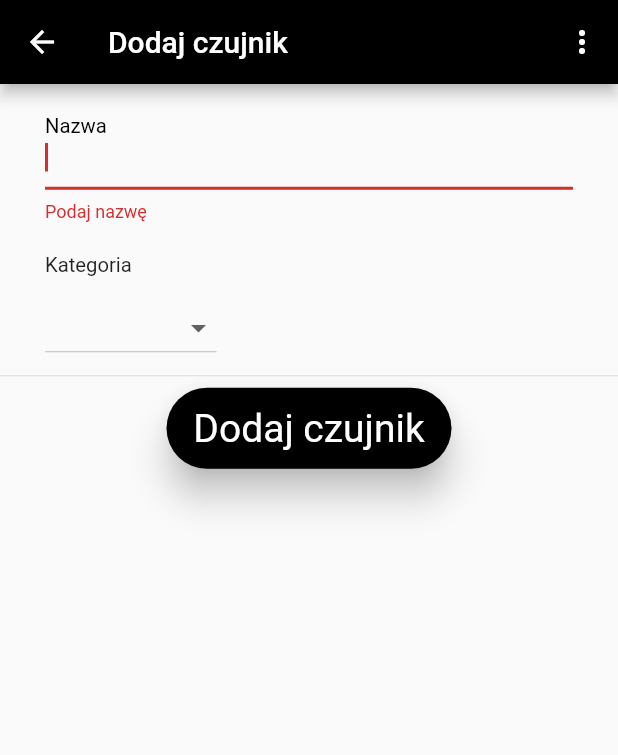
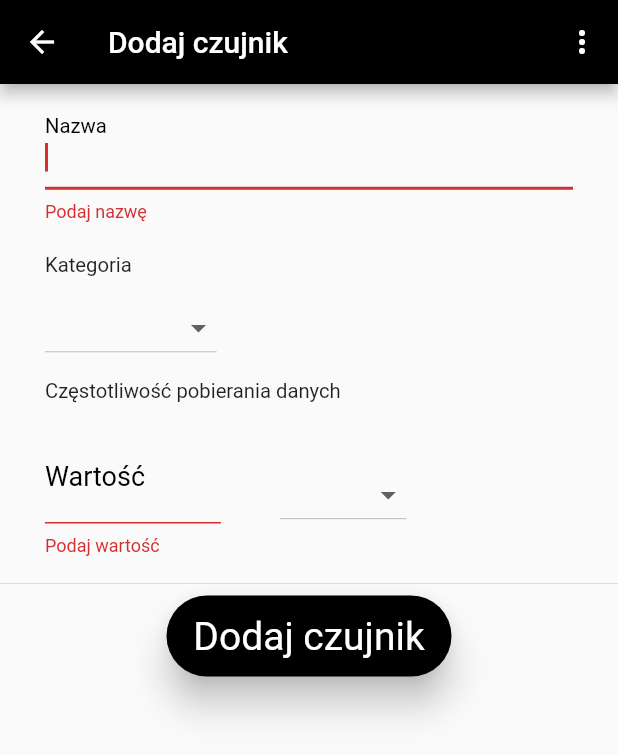
Before and after one commit to karolinaoparczyk/idom_mobile, a Flutter app: the NewSensor screen opened directly with empty values, after a tap on "Dodaj czujnik", on a phone screen of 412 x 824 dp. Shown: the top 755 px of the screen. Run offline on Flutter 3.47's test engine with Material 2 defaults, Android fonts, the phone set to English and light mode, and no system bars; our stand-ins replace flutter_secure_storage; accounts and stored records are empty; statements that could not run were skipped.

Commit message:
Frequency form field in adding a sensor IDOM-168 IDOM-169

```diff
--- a/lib/api.dart
+++ b/lib/api.dart
@@ -126,7 +126,7 @@ class Api {
   }
 
   /// adds sensor
-  Future<Map<String, String>> addSensor(String name, String category, String userToken) async {
+  Future<Map<String, String>> addSensor(String name, String category, int frequency, String userToken) async {
     var res = await http.post(
       'http://10.0.2.2:8000/sensors/add',
       headers: {HttpHeaders.authorizationHeader: "Token $userToken"},
--- a/lib/pages/sensors/new_sensor.dart
+++ b/lib/pages/sensors/new_sensor.dart
@@ -9,8 +9,7 @@ import 'package:idom/widgets/button.dart';
 import 'package:idom/widgets/dialog.dart';
 
 class NewSensor extends StatefulWidget {
-  NewSensor(
-      {Key key,
+  NewSensor({Key key,
     @required this.currentLoggedInToken,
     @required this.currentLoggedInUsername,
     @required this.api})
@@ -26,10 +25,19 @@ class NewSensor extends StatefulWidget {
 class _NewSensorState extends State<NewSensor> {
   final GlobalKey<FormState> _formKey = GlobalKey<FormState>();
   final GlobalKey<ScaffoldState> _scaffoldKey = GlobalKey<ScaffoldState>();
-  TextEditingController _editingNameController = TextEditingController();
-  var dropdownSelectedItem;
+  TextEditingController _nameController = TextEditingController();
+  TextEditingController _frequencyValueController = TextEditingController();
+  var selectedCategory;
+  var selectedUnits;
 
   List<DropdownMenuItem<String>> categories;
+  List<DropdownMenuItem<String>> units;
+  Map<String, String> englishToPolishUnits ={
+    "seconds": "sekundy",
+    "minutes": "minuty",
+    "hours": "godziny",
+    "days": "dni"
+  };
 
   @override
   void initState() {
@@ -42,6 +50,16 @@ class _NewSensorState extends State<NewSensor> {
           key: Key("temperature")),
       DropdownMenuItem(
           child: Text("Wilgotność"), value: "humidity", key: Key("humidity"))
+    ];
+
+    units = [
+      DropdownMenuItem(
+          child: Text("Sekundy"), value: "seconds", key: Key("seconds")),
+      DropdownMenuItem(
+          child: Text("Minuty"), value: "minutes", key: Key("minutes")),
+      DropdownMenuItem(
+          child: Text("Godziny"), value: "hours", key: Key("hours")),
+      DropdownMenuItem(child: Text("Dni"), value: "days", key: Key("days"))
     ];
   }
 
@@ -75,7 +93,8 @@ class _NewSensorState extends State<NewSensor> {
       Navigator.push(
           context,
           MaterialPageRoute(
-              builder: (context) => Accounts(
+              builder: (context) =>
+                  Accounts(
                       currentLoggedInToken: widget.currentLoggedInToken,
                       currentLoggedInUsername: widget.currentLoggedInUsername,
                       api: api),
@@ -91,7 +110,7 @@ class _NewSensorState extends State<NewSensor> {
         child: TextFormField(
             autofocus: true,
             key: Key('name'),
-            controller: _editingNameController,
+            controller: _nameController,
             decoration: InputDecoration(
                 labelText: 'Nazwa',
                 labelStyle: TextStyle(color: Colors.black, fontSize: 18)),
@@ -102,14 +121,44 @@ class _NewSensorState extends State<NewSensor> {
     return Padding(
         padding: EdgeInsets.symmetric(vertical: 0.0, horizontal: 30.0),
         child: DropdownButton(
-          key: Key("dropdownbutton"),
+          key: Key("categoriesButon"),
           items: categories,
           onChanged: (val) {
             setState(() {
-              dropdownSelectedItem = val;
+              selectedCategory = val;
             });
           },
-          value: dropdownSelectedItem,
+          value: selectedCategory,
+        ));
+  }
+
+  Widget _buildFrequencyValue() {
+    return Padding(
+        padding: EdgeInsets.symmetric(vertical: 0.0, horizontal: 0.0),
+        child: TextFormField(
+          key: Key('frequencyValue'),
+          keyboardType: TextInputType.number,
+          controller: _frequencyValueController,
+          decoration: InputDecoration(
+            labelText: 'Wartość',
+            labelStyle: TextStyle(color: Colors.black, fontSize: 18),
+          ),
+          validator: SensorFrequencyFieldValidator.validate,
+        ));
+  }
+
+  Widget _buildUnits() {
+    return Padding(
+        padding: EdgeInsets.symmetric(vertical: 0.0, horizontal: 0.0),
+        child: DropdownButton(
+          key: Key("unitsButton"),
+          items: units,
+          onChanged: (val) {
+            setState(() {
+              selectedUnits = val;
+            });
+          },
+          value: selectedUnits,
         ));
   }
 
@@ -150,6 +199,26 @@ class _NewSensorState extends State<NewSensor> {
                       child: Align(
                           alignment: Alignment.centerLeft,
                           child: _buildCategory())),
+                  Padding(
+                      padding: EdgeInsets.symmetric(
+                          vertical: 10.0, horizontal: 30.0),
+                      child: Align(
+                          alignment: Alignment.centerLeft,
+                          child: Text("Częstotliwość pobierania danych",
+                              style: TextStyle(fontSize: 13.5)))),
+                  Padding(
+                      padding: EdgeInsets.symmetric(
+                          vertical: 10.0, horizontal: 30.0),
+                      child: SizedBox(
+                          child: Row(children: <Widget>[
+                            Expanded(flex: 3, child: _buildFrequencyValue()),
+                            Expanded(flex: 1, child: SizedBox()),
+                            Expanded(
+                                flex: 5,
+                                child: Align(
+                                    alignment: Alignment.bottomLeft,
+                                    child: _buildUnits())),
+                          ]))),
                   Divider(),
                   buttonWidget(context, "Dodaj czujnik", _saveChanges)
                 ]))));
@@ -157,14 +226,37 @@ class _NewSensorState extends State<NewSensor> {
 
   _saveChanges() async {
     final formState = _formKey.currentState;
-    if (dropdownSelectedItem == null) {
-      await displayDialog(
-          context, "Brak danych", "Wybierz kategorię czujnika.");
+    var displayText = "";
+    if (selectedCategory == null) {
+      displayText += "Wybierz kategorię czujnika. \n";
+    }
+    if (selectedUnits == null) {
+      displayText += "Wybierz jednotski częstotliwości poberania danych.";
+    }
+    if (displayText != ""){
+      await displayDialog(context, "Brak danych", displayText);
     }
     if (formState.validate()) {
+      var validFequencyValue = SensorFrequencyFieldValidator
+          .isFrequencyValueValid(_frequencyValueController.text, selectedUnits);
+      if (!validFequencyValue) {
+        await displayDialog(
+            context, "Błąd",
+            "Poprawne wartości dla jednostki: ${englishToPolishUnits[selectedUnits]} to: ${unitsToMinValues[selectedUnits]} -  ${unitsToMaxValues[selectedUnits]}");
+        return;
+      }
+      var frequencyInSeconds = int.parse(_frequencyValueController.text);
+      if (selectedUnits != "seconds"){
+        if (selectedUnits == "minutes")
+          frequencyInSeconds = frequencyInSeconds * 60;
+        else if (selectedUnits == "hours")
+        frequencyInSeconds = frequencyInSeconds * 60 * 60;
+        else if (selectedUnits == "days")
+          frequencyInSeconds = frequencyInSeconds * 24 * 60 * 60;
+      }
       try {
-        var res = await widget.api.addSensor(_editingNameController.text,
-            dropdownSelectedItem, widget.currentLoggedInToken);
+        var res = await widget.api.addSensor(_nameController.text,
+            selectedCategory, frequencyInSeconds, widget.currentLoggedInToken);
         if (res['statusCode'] == "201") {
           Navigator.of(context).pop(true);
         } else if (res['body']
--- a/lib/utils/validators.dart
+++ b/lib/utils/validators.dart
@@ -5,15 +5,6 @@ class UsernameFieldValidator{
     }
     if (value.contains(' ')) {
       return 'Login nie może zawierać spacji';
-    }
-    return null;
-  }
-}
-
-class SensorNameFieldValidator{
-  static String validate(String value) {
-    if (value.isEmpty) {
-      return 'Podaj nazwę';
     }
     return null;
   }
@@ -54,3 +45,36 @@ class TelephoneFieldValidator{
     return null;
   }
 }
+
+class SensorNameFieldValidator{
+  static String validate(String value) {
+    if (value.isEmpty) {
+      return 'Podaj nazwę';
+    }
+    return null;
+  }
+}
+
+Map<String, int> unitsToMinValues = {"seconds": 30, "minutes": 1, "hours": 1, "days": 1};
+Map<String, int> unitsToMaxValues = {"seconds": 2147483647, "minutes": 35791394, "hours": 596523, "days": 24};
+
+class SensorFrequencyFieldValidator{
+
+  static String validate(String value) {
+    if (value.isEmpty) {
+      return 'Podaj wartość';
+    }
+    return null;
+  }
+
+  static bool isFrequencyValueValid(String frequencyValue, String frequencyUnits){
+
+    var minValue = unitsToMinValues[frequencyUnits];
+    var maxValue = unitsToMaxValues[frequencyUnits];
+
+    if (int.parse(frequencyValue) < minValue || int.parse(frequencyValue) > maxValue)
+      return false;
+    else
+      return true;
+  }
+}
```
Lines whose indentation alone changed are shown as unchanged.
